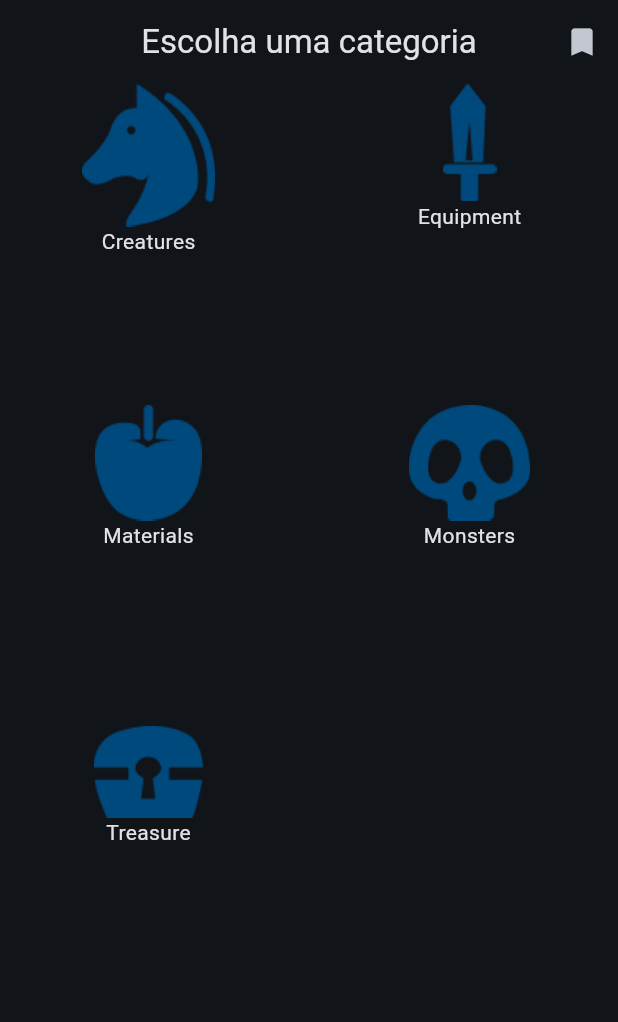
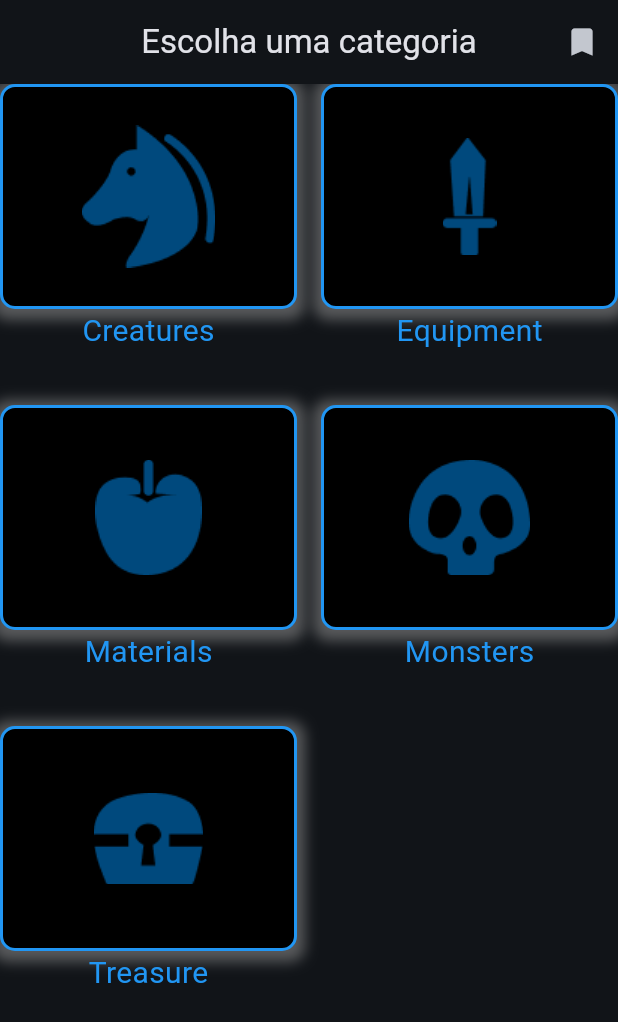
Before and after one commit to dudurb17/clean_architecture-ProjetoInicial, a Flutter app: the screen it shows after launch, on a phone screen of 412 x 824 dp. Shown: the top 1022 px of the screen. Run offline on Flutter 3.47's test engine with Material 3 defaults, Android fonts, the phone set to English and light mode, and no system bars; our stand-ins replace dio, floor, sqflite; accounts and stored records are empty; generated files the repository leaves out were written again.

Commit message:
css das categorias

```diff
--- a/lib/screens/categories.dart
+++ b/lib/screens/categories.dart
@@ -33,6 +33,7 @@ class Categories extends StatelessWidget {
               crossAxisSpacing: 16,
               mainAxisSpacing: 16,
             ),
+
             children:
                 categories.keys.map((e) => Category(category: e)).toList()),
       ),
--- a/lib/screens/components/category.dart
+++ b/lib/screens/components/category.dart
@@ -21,12 +21,38 @@ class Category extends StatelessWidget {
             );
           },
           child: Ink(
-            child: Center(
-              child: Image.asset("$imagePath$category.png"),
+            child: Container(
+              width: 200,
+              height: 150,
+              decoration: BoxDecoration(
+                color: Colors.black,
+                border: Border.all(
+                  color: Colors.blue, // Cor da borda
+                  width: 2.0,
+
+                  // Largura da borda
+                ),
+                borderRadius: BorderRadius.circular(10),
+                boxShadow: [
+                  BoxShadow(
+                    color: Colors.grey.withOpacity(0.5), // Cor da sombra
+                    spreadRadius: 5, // Raio de propagação da sombra
+                    blurRadius: 7, // Raio de desfoque da sombra
+                    offset: const Offset(
+                        0, 2), // Posição da sombra (horizontal, vertical)
+                  ),
+                ],
+              ),
+              child: Center(
+                child: Image.asset("$imagePath$category.png"),
+              ),
             ),
           ),
         ),
-        Text(categories[category]!)
+        Text(
+          categories[category]!,
+          style: const TextStyle(color: Colors.blue, fontSize: 20),
+        )
       ],
     );
   }
```
Also changed, not shown: lib/screens/details.dart (+19 -2 lines).
